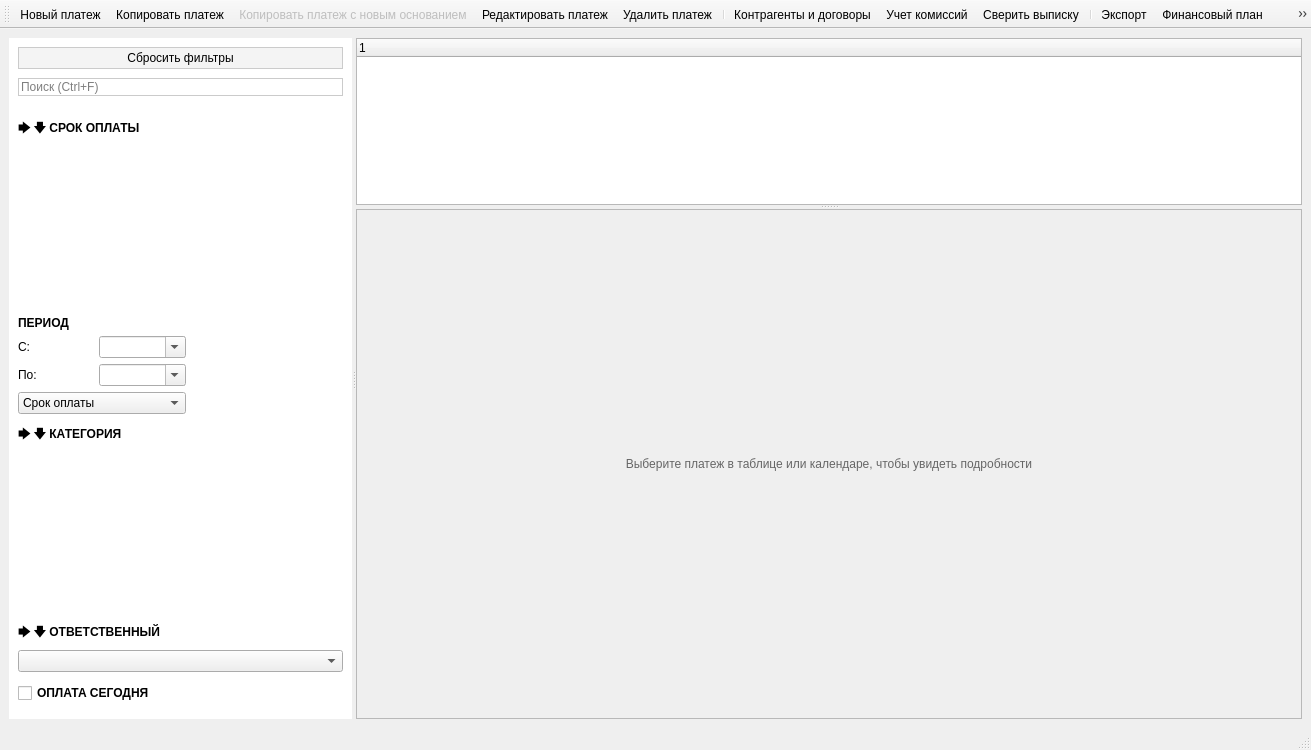
Qt form designer/ui/mainwindow.ui (Aleee/FinanceCalender) before a commit.
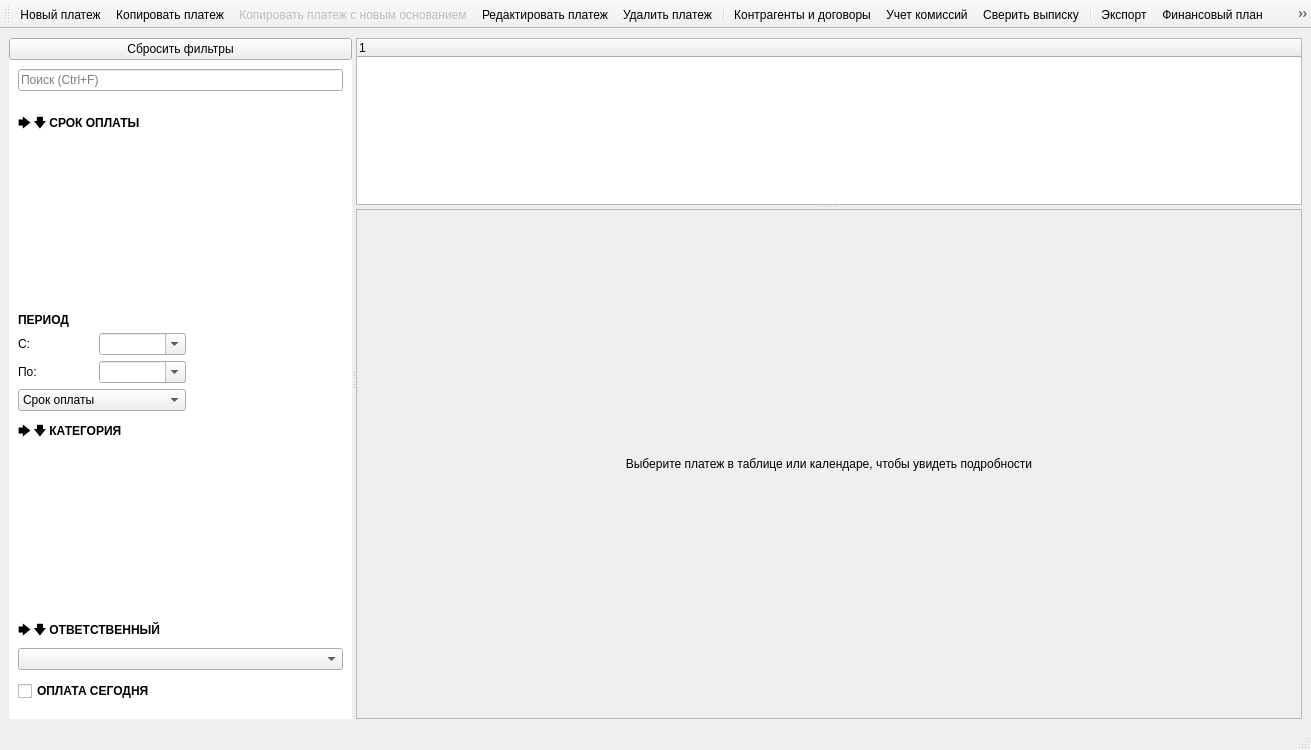
The same form after that commit. The open tabs and pages were chosen to show the change. Icons and pictures are not drawn. Custom widgets are drawn as their Qt base class.

Commit message: fix: color unification

```diff
--- a/designer/ui/mainwindow.ui
+++ b/designer/ui/mainwindow.ui
@@ -61,11 +61,6 @@
           <property name="toolTip">
            <string>Сбросить все фильтры (Ctrl+R)</string>
           </property>
-          <property name="styleSheet">
-           <string notr="true">QPushButton {border: 1px solid #cbcbcb; padding: 3px; background-color: #f4f4f4; margin: 9px 9px 0px 9px;}
-QPushButton:hover {background-color: #e8eef4;}
-QPushButton:disabled {color: #6e6e6e;}</string>
-          </property>
           <property name="text">
            <string>Сбросить фильтры</string>
           </property>
@@ -91,9 +86,6 @@
              <property name="toolTip">
               <string>Поиск по наименованию (предмету) и основанию платежа (Ctrl+F)</string>
              </property>
-             <property name="styleSheet">
-              <string notr="true">border: 1px solid #cbcbcb;</string>
-             </property>
              <property name="placeholderText">
               <string>Поиск (Ctrl+F)</string>
              </property>
@@ -959,9 +951,6 @@
          <layout class="QGridLayout" name="gridLayout_9">
           <item row="0" column="0">
            <widget class="QLabel" name="la_emptyinfo">
-            <property name="styleSheet">
-             <string notr="true">color: #666666;</string>
-            </property>
             <property name="text">
              <string>Выберите платеж в таблице или календаре, чтобы увидеть подробности</string>
             </property>
```
The commit also changes 35 other files.
